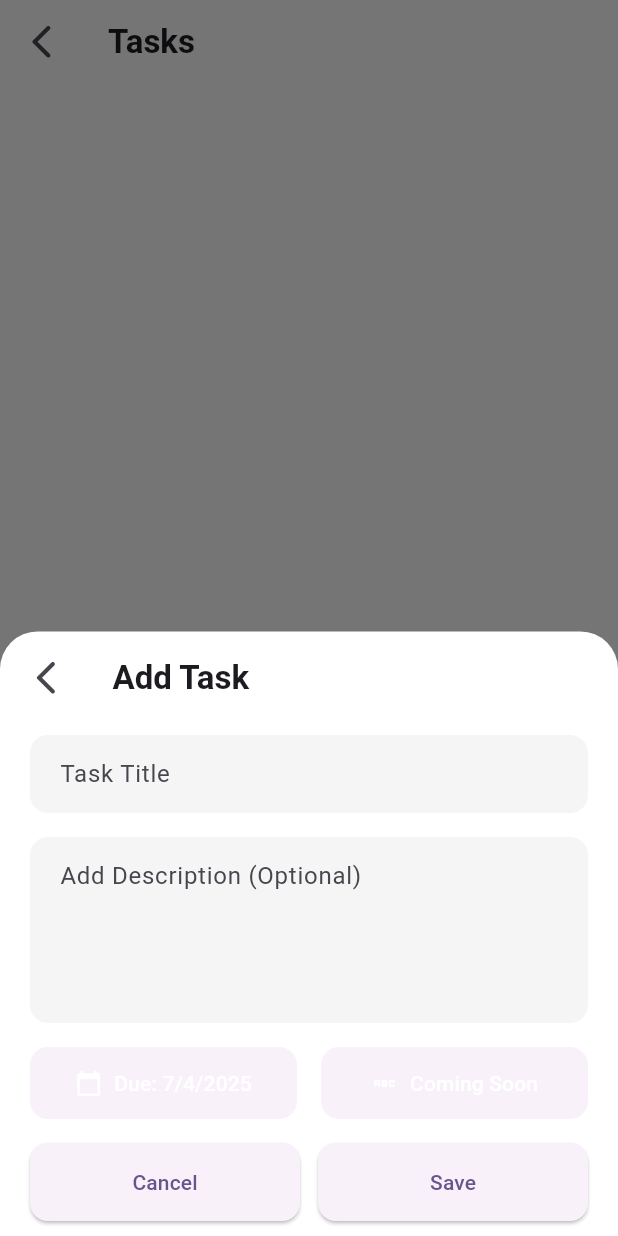
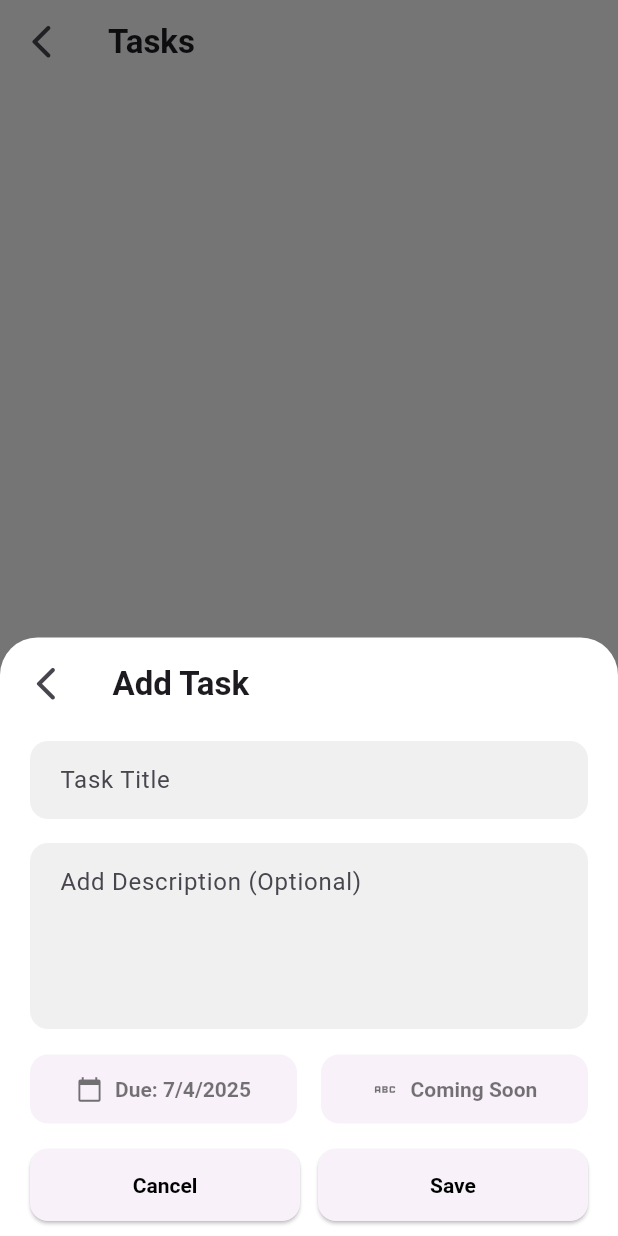
Before and after one commit to Gabbar-v7/Ascent, a Flutter app: the screen it shows after launch, after a tap on the "add" icon, on a phone screen of 412 x 824 dp. Run offline on Flutter 3.47's test engine with Material 3 defaults, Android fonts, the phone set to English and light mode, and no system bars; our stand-ins replace drift, drift_flutter, gap; accounts and stored records are empty; generated files the repository leaves out were written again.

Commit message:
migrated button theme to themedata

```diff
--- /dev/null
+++ b/lib/visuals/components/theme_extensions/general_decoration.dart
@@ -0,0 +1,27 @@
+import 'package:flutter/material.dart';
+
+class GeneralDecoration extends ThemeExtension<GeneralDecoration> {
+  final ButtonStyle secondaryButton;
+
+  const GeneralDecoration({required this.secondaryButton});
+
+  @override
+  ThemeExtension<GeneralDecoration> copyWith({ButtonStyle? secondaryButton}) {
+    return GeneralDecoration(
+      secondaryButton: secondaryButton ?? this.secondaryButton,
+    );
+  }
+
+  @override
+  ThemeExtension<GeneralDecoration> lerp(
+    ThemeExtension<GeneralDecoration>? other,
+    double t,
+  ) {
+    if (other is! GeneralDecoration) return this;
+
+    return GeneralDecoration(
+      secondaryButton:
+          ButtonStyle.lerp(secondaryButton, other.secondaryButton, t)!,
+    );
+  }
+}
--- a/lib/visuals/components/theme_extensions/task_decoration.dart
+++ b/lib/visuals/components/theme_extensions/task_decoration.dart
@@ -33,9 +33,8 @@ class TaskDecoration extends ThemeExtension<TaskDecoration> {
     ThemeExtension<TaskDecoration>? other,
     double t,
   ) {
-    if (other is! TaskDecoration) {
-      return this;
-    }
+    if (other is! TaskDecoration) return this;
+
     return TaskDecoration(
       dateTagContainer:
           BoxDecoration.lerp(dateTagContainer, other.dateTagContainer, t)!,
--- a/lib/visuals/components/themes.dart
+++ b/lib/visuals/components/themes.dart
@@ -1,3 +1,4 @@
+import 'package:ascent/visuals/components/theme_extensions/general_decoration.dart';
 import 'package:ascent/visuals/components/theme_extensions/task_decoration.dart';
 import 'package:flutter/material.dart';
 import 'package:flutter/services.dart';
@@ -15,13 +16,35 @@ final ThemeData lightTheme = ThemeData(
     backgroundColor: Colors.white,
     iconTheme: IconThemeData(size: 27),
   ),
+  elevatedButtonTheme: ElevatedButtonThemeData(
+    style: ElevatedButton.styleFrom(
+      padding: const EdgeInsets.symmetric(vertical: 16),
+      shape: RoundedRectangleBorder(borderRadius: BorderRadius.circular(12)),
+      foregroundColor: Colors.black,
+      textStyle: TextStyle(fontWeight: FontWeight.w600),
+    ),
+  ),
   inputDecorationTheme: InputDecorationTheme(
-    border: OutlineInputBorder(borderRadius: BorderRadius.circular(10)),
+    filled: true,
+    fillColor: Colors.grey.withValues(alpha: 0.15),
+    border: OutlineInputBorder(
+      borderRadius: BorderRadius.circular(12),
+      borderSide: BorderSide.none,
+    ),
+    contentPadding: const EdgeInsets.symmetric(horizontal: 16, vertical: 14),
   ),
   navigationBarTheme: NavigationBarThemeData(backgroundColor: Colors.white),
   bottomSheetTheme: BottomSheetThemeData(backgroundColor: Colors.white),
 
   extensions: <ThemeExtension>[
+    GeneralDecoration(
+      secondaryButton: ElevatedButton.styleFrom(
+        padding: const EdgeInsets.symmetric(horizontal: 16, vertical: 14),
+        shape: RoundedRectangleBorder(borderRadius: BorderRadius.circular(12)),
+        elevation: 0, // Remove shadow to match your container
+        foregroundColor: Colors.black54,
+      ),
+    ),
     TaskDecoration(
       dateTagContainer: BoxDecoration(
         color: Colors.grey.withValues(alpha: 0.1),
@@ -64,13 +87,34 @@ final ThemeData darkTheme = ThemeData(
     backgroundColor: Colors.black,
     iconTheme: IconThemeData(size: 27),
   ),
+  elevatedButtonTheme: ElevatedButtonThemeData(
+    style: ElevatedButton.styleFrom(
+      padding: const EdgeInsets.symmetric(vertical: 16),
+      shape: RoundedRectangleBorder(borderRadius: BorderRadius.circular(12)),
+      textStyle: TextStyle(fontWeight: FontWeight.w600),
+    ),
+  ),
   inputDecorationTheme: InputDecorationTheme(
-    border: OutlineInputBorder(borderRadius: BorderRadius.circular(10)),
+    filled: true,
+    fillColor: Colors.grey.withValues(alpha: 0.1),
+    border: OutlineInputBorder(
+      borderRadius: BorderRadius.circular(12),
+      borderSide: BorderSide.none,
+    ),
+    contentPadding: const EdgeInsets.symmetric(horizontal: 16, vertical: 14),
   ),
   navigationBarTheme: NavigationBarThemeData(backgroundColor: Colors.black),
   bottomSheetTheme: BottomSheetThemeData(backgroundColor: Colors.black),
 
   extensions: <ThemeExtension>[
+    GeneralDecoration(
+      secondaryButton: ElevatedButton.styleFrom(
+        padding: const EdgeInsets.symmetric(horizontal: 16, vertical: 14),
+        shape: RoundedRectangleBorder(borderRadius: BorderRadius.circular(12)),
+        elevation: 0, // Remove shadow to match your container
+        foregroundColor: Colors.white,
+      ),
+    ),
     TaskDecoration(
       dateTagContainer: BoxDecoration(
         color: Colors.grey.withValues(alpha: 0.1),
--- a/lib/visuals/screens/tasks.dart
+++ b/lib/visuals/screens/tasks.dart
@@ -1,4 +1,5 @@
 import 'package:ascent/visuals/components/app_styles.dart';
+import 'package:ascent/visuals/components/theme_extensions/general_decoration.dart';
 import 'package:ascent/visuals/components/theme_extensions/task_decoration.dart';
 import 'package:flutter/material.dart';
 import 'package:gap/gap.dart';
@@ -229,8 +230,6 @@ class _TasksPageState extends State<TasksPage> {
                     ),
                     child: Text(
                       task.taskBody!,
-                      maxLines: 2,
-                      overflow: TextOverflow.ellipsis,
                       style: Theme.of(
                         context,
                       ).extension<TaskDecoration>()?.taskBodyStyle.copyWith(
@@ -339,16 +338,6 @@ class _TasksPageState extends State<TasksPage> {
                               style: const TextStyle(fontSize: 16),
                               decoration: InputDecoration(
                                 hintText: "Task Title",
-                                filled: true,
-                                fillColor: Colors.grey.withValues(alpha: 0.1),
-                                border: OutlineInputBorder(
-                                  borderRadius: BorderRadius.circular(12),
-                                  borderSide: BorderSide.none,
-                                ),
-                                contentPadding: const EdgeInsets.symmetric(
-                                  horizontal: 16,
-                                  vertical: 14,
-                                ),
                               ),
                             ),
                             const Gap(16),
@@ -359,16 +348,6 @@ class _TasksPageState extends State<TasksPage> {
                               style: const TextStyle(fontSize: 16),
                               decoration: InputDecoration(
                                 hintText: "Add Description (Optional)",
-                                filled: true,
-                                fillColor: Colors.grey.withValues(alpha: 0.1),
-                                border: OutlineInputBorder(
-                                  borderRadius: BorderRadius.circular(12),
-                                  borderSide: BorderSide.none,
-                                ),
-                                contentPadding: const EdgeInsets.symmetric(
-                                  horizontal: 16,
-                                  vertical: 14,
-                                ),
                               ),
                               keyboardType: TextInputType.multiline,
                             ),
@@ -397,18 +376,10 @@ class _TasksPageState extends State<TasksPage> {
                                     label: Text(
                                       "Due: ${selectedDate.day}/${selectedDate.month}/${selectedDate.year}",
                                     ),
-                                    style: ElevatedButton.styleFrom(
-                                      padding: const EdgeInsets.symmetric(
-                                        horizontal: 16,
-                                        vertical: 14,
-                                      ),
-                                      shape: RoundedRectangleBorder(
-                                        borderRadius: BorderRadius.circular(12),
-                                      ),
-                                      elevation:
-                                          0, // Remove shadow to match your container
-                                      foregroundColor: Colors.white,
-                                    ),
+                                    style:
+                                        Theme.of(context)
+                                            .extension<GeneralDecoration>()
+                                            ?.secondaryButton,
                                   ),
                                 ),
                                 const Gap(16),
@@ -417,18 +388,10 @@ class _TasksPageState extends State<TasksPage> {
                                     onPressed: () {},
                                     icon: Icon(Icons.abc),
                                     label: Text("Coming Soon"),
-                                    style: ElevatedButton.styleFrom(
-                                      padding: const EdgeInsets.symmetric(
-                                        horizontal: 16,
-                                        vertical: 14,
-                                      ),
-                                      shape: RoundedRectangleBorder(
-                                        borderRadius: BorderRadius.circular(12),
-                                      ),
-                                      elevation:
-                                          0, // Remove shadow to match your container
-                                      foregroundColor: Colors.white,
-                                    ),
+                                    style:
+                                        Theme.of(context)
+                                            .extension<GeneralDecoration>()
+                                            ?.secondaryButton,
                                   ),
                                 ),
                               ],
@@ -439,14 +402,6 @@ class _TasksPageState extends State<TasksPage> {
                                 Expanded(
                                   child: ElevatedButton(
                                     onPressed: () => Navigator.pop(context),
-                                    style: ElevatedButton.styleFrom(
-                                      padding: const EdgeInsets.symmetric(
-                                        vertical: 16,
-                                      ),
-                                      shape: RoundedRectangleBorder(
-                                        borderRadius: BorderRadius.circular(12),
-                                      ),
-                                    ),
                                     child: const Text("Cancel"),
                                   ),
                                 ),
@@ -478,14 +433,6 @@ class _TasksPageState extends State<TasksPage> {
                                         Navigator.pop(context);
                                       }
                                     },
-                                    style: ElevatedButton.styleFrom(
-                                      padding: const EdgeInsets.symmetric(
-                                        vertical: 16,
-                                      ),
-                                      shape: RoundedRectangleBorder(
-                                        borderRadius: BorderRadius.circular(12),
-                                      ),
-                                    ),
                                     child: const Text("Save"),
                                   ),
                                 ),
```
